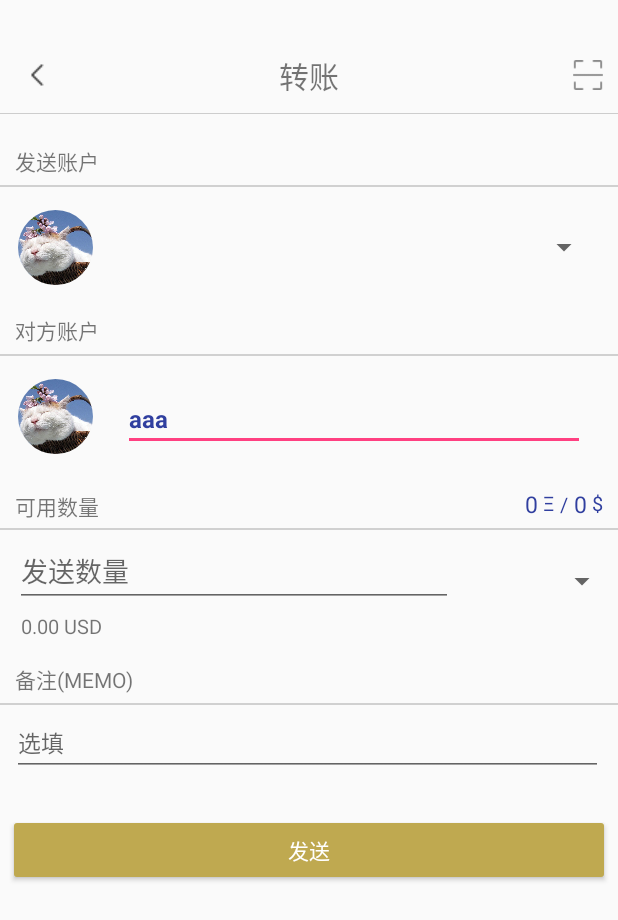
After one commit to reggie1996/DigitalWallet, an Android app: the SendActivity screen opened directly, with no data from a screen before it, on a phone screen of 412 x 824 dp. The commit adds this screen. Shown: the top 920 px of the screen. Run offline under Robolectric (Android 15) with nearby library versions, the phone set to English and light mode, and no system bars; our stand-ins replace ButterKnife, CircleImageView; libraries missing offline, so code that uses them is left out: com.gyf.barlibrary; 1 statement that could not run was skipped.

Commit message:
转收款界面

```diff
--- a/app/src/main/AndroidManifest.xml
+++ b/app/src/main/AndroidManifest.xml
@@ -16,7 +16,7 @@
         android:roundIcon="@mipmap/ic_launcher_round"
         android:supportsRtl="true"
         android:theme="@style/AppTheme">
-        <activity android:name=".Activity.MainActivity"/>
+        <activity android:name=".Activity.MainActivity" />
         <activity android:name=".Test.TestActivity">
             <intent-filter>
                 <action android:name="android.intent.action.MAIN" />
@@ -31,7 +31,9 @@
         <activity android:name=".ArcFace.DetecterActivity" />
         <activity android:name=".ArcFace.RegisterActivity" />
         <activity android:name=".ArcFace.PermissionAcitivity" />
-        <activity android:name=".Test.PagerActivity"></activity>
+        <activity android:name=".Test.PagerActivity" />
+        <activity android:name=".Activity.SendActivity" />
+        <activity android:name=".Activity.ReciveActivity"></activity>
     </application>
 
 </manifest>
--- /dev/null
+++ b/app/src/main/java/com/reggie/digitalwallet/Activity/ReciveActivity.java
@@ -0,0 +1,48 @@
+package com.reggie.digitalwallet.Activity;
+
+import android.app.Activity;
+import android.os.Bundle;
+import android.view.View;
+import android.widget.ImageView;
+
+import com.gyf.barlibrary.ImmersionBar;
+import com.reggie.digitalwallet.R;
+
+import butterknife.BindView;
+import butterknife.ButterKnife;
+import butterknife.OnClick;
+
+public class ReciveActivity extends Activity {
+
+    protected ImmersionBar mImmersionBar;
+    @BindView(R.id.iv_back)
+    ImageView iv_back;
+
+    @Override
+    protected void onCreate(Bundle savedInstanceState) {
+        super.onCreate(savedInstanceState);
+        setContentView(R.layout.activity_recive);
+        ButterKnife.bind(this);
+
+        mImmersionBar.with(this).transparentBar().statusBarDarkFont(true).init();
+    }
+
+    @Override
+    protected void onDestroy() {
+        super.onDestroy();
+        if (mImmersionBar != null)
+            mImmersionBar.destroy();
+    }
+
+
+    @OnClick(R.id.iv_back)
+    public void onClick(View v) {
+        switch (v.getId()) {
+            default:
+                break;
+            case R.id.iv_back:
+                finish();
+                break;
+        }
+    }
+}
--- /dev/null
+++ b/app/src/main/java/com/reggie/digitalwallet/Activity/SendActivity.java
@@ -0,0 +1,71 @@
+package com.reggie.digitalwallet.Activity;
+
+import android.app.Activity;
+import android.content.Intent;
+import android.os.Bundle;
+import android.view.View;
+import android.widget.Button;
+import android.widget.ImageView;
+import android.widget.Toast;
+
+import com.gyf.barlibrary.ImmersionBar;
+import com.reggie.digitalwallet.R;
+import com.reggie.digitalwallet.Test.TestData;
+
+import butterknife.BindView;
+import butterknife.ButterKnife;
+import butterknife.OnClick;
+
+public class SendActivity extends Activity {
+
+    protected ImmersionBar mImmersionBar;
+    @BindView(R.id.iv_back)
+    ImageView iv_back;
+    @BindView(R.id.iv_scan)
+    ImageView iv_scan;
+    @BindView(R.id.bt_send)
+    Button bt_send;
+
+    @Override
+    protected void onCreate(Bundle savedInstanceState) {
+        super.onCreate(savedInstanceState);
+        setContentView(R.layout.activity_send);
+        ButterKnife.bind(this);
+        mImmersionBar.with(this).transparentBar().statusBarDarkFont(true).init();
+    }
+
+    @Override
+    protected void onDestroy() {
+        super.onDestroy();
+        if (mImmersionBar != null)
+            mImmersionBar.destroy();
+    }
+
+    @OnClick({R.id.iv_back, R.id.iv_scan, R.id.bt_send})
+    public void onClick(View v) {
+        switch (v.getId()) {
+            default:
+                break;
+            case R.id.iv_back:
+                finish();
+                break;
+            case R.id.iv_scan:
+                startActivityForResult(new Intent(getApplicationContext(),QRCodeActivity.class),1);
+                break;
+            case R.id.bt_send:
+                send();
+                break;
+        }
+    }
+
+    @Override
+    protected void onActivityResult(int requestCode, int resultCode, Intent data) {
+        super.onActivityResult(requestCode, resultCode, data);
+        Toast.makeText(this,"扫描成功",Toast.LENGTH_LONG).show();
+
+    }
+
+    private void send(){
+        Toast.makeText(this,"发送",Toast.LENGTH_LONG).show();
+    }
+}
--- a/app/src/main/java/com/reggie/digitalwallet/Fragment/WalletFragment.java
+++ b/app/src/main/java/com/reggie/digitalwallet/Fragment/WalletFragment.java
@@ -2,6 +2,7 @@ package com.reggie.digitalwallet.Fragment;
 
 
 import android.content.Context;
+import android.content.Intent;
 import android.os.Bundle;
 import android.support.annotation.NonNull;
 import android.support.annotation.Nullable;
@@ -15,6 +16,8 @@ import android.widget.TextView;
 import android.widget.Toast;
 
 import com.bumptech.glide.Glide;
+import com.reggie.digitalwallet.Activity.ReciveActivity;
+import com.reggie.digitalwallet.Activity.SendActivity;
 import com.reggie.digitalwallet.Model.Wallet;
 import com.reggie.digitalwallet.R;
 
@@ -123,6 +126,7 @@ public class WalletFragment extends BaseFragment {
                 @Override
                 public void onClick(View view) {
                     Toast.makeText(getContext(), "转账" + index, Toast.LENGTH_LONG).show();
+                    startActivity(new Intent(getContext(), SendActivity.class));
                 }
             });
             //收款
@@ -130,6 +134,7 @@ public class WalletFragment extends BaseFragment {
                 @Override
                 public void onClick(View view) {
                     Toast.makeText(getContext(), "收款" + index, Toast.LENGTH_LONG).show();
+                    startActivity(new Intent(getContext(), ReciveActivity.class));
                 }
             });
 
--- /dev/null
+++ b/app/src/main/res/layout/activity_recive.xml
@@ -0,0 +1,70 @@
+<?xml version="1.0" encoding="utf-8"?>
+<LinearLayout
+    xmlns:android="http://schemas.android.com/apk/res/android"
+    xmlns:app="http://schemas.android.com/apk/res-auto"
+    android:layout_width="match_parent"
+    android:orientation="vertical"
+    android:layout_height="match_parent">
+
+
+    <Space
+        android:layout_width="match_parent"
+        android:layout_height="25dp" />
+
+
+    <FrameLayout
+        android:layout_width="match_parent"
+        android:layout_height="50dp">
+
+
+        <ImageView
+            android:id="@+id/iv_back"
+            android:layout_width="wrap_content"
+            android:layout_height="wrap_content"
+            android:layout_gravity="center|left"
+            android:src="@drawable/ic_back"
+            android:layout_marginLeft="20dp"/>
+
+        <TextView
+            android:layout_width="wrap_content"
+            android:layout_height="wrap_content"
+            android:text="收款"
+            android:textSize="20dp"
+            android:layout_gravity="center"/>
+
+    </FrameLayout>
+
+    <View
+        android:layout_width="match_parent"
+        android:layout_height="0.1dp"
+        android:background="@color/colorGray"/>
+
+    <LinearLayout
+        android:layout_width="match_parent"
+        android:layout_height="match_parent"
+        android:orientation="vertical"
+        android:layout_marginTop="20dp"
+        android:gravity="center_horizontal">
+
+        <EditText
+            android:layout_width="wrap_content"
+            android:layout_height="wrap_content"
+            android:hint="填写接收的数量"
+            android:textSize="15dp"/>
+
+        <ImageView
+            android:layout_width="200dp"
+            android:layout_height="200dp"
+            android:src="@mipmap/ic_launcher" />
+
+        <TextView
+            android:layout_width="wrap_content"
+            android:layout_height="wrap_content"
+            android:text="账户名：lll1"
+            android:layout_marginTop="10dp"/>
+
+    </LinearLayout>
+
+
+
+</LinearLayout>
--- /dev/null
+++ b/app/src/main/res/layout/activity_send.xml
@@ -0,0 +1,345 @@
+<?xml version="1.0" encoding="utf-8"?>
+<LinearLayout
+    xmlns:android="http://schemas.android.com/apk/res/android"
+    android:layout_width="match_parent"
+    android:orientation="vertical"
+    android:layout_height="match_parent">
+
+
+    <Space
+        android:layout_width="match_parent"
+        android:layout_height="25dp" />
+
+
+    <FrameLayout
+        android:layout_width="match_parent"
+        android:layout_height="50dp">
+
+
+        <ImageView
+            android:id="@+id/iv_back"
+            android:layout_width="wrap_content"
+            android:layout_height="wrap_content"
+            android:layout_gravity="center|left"
+            android:src="@drawable/ic_back"
+            android:layout_marginLeft="20dp"/>
+
+        <TextView
+            android:layout_width="wrap_content"
+            android:layout_height="wrap_content"
+            android:text="转账"
+            android:textSize="20dp"
+            android:layout_gravity="center"/>
+
+        <ImageView
+            android:id="@+id/iv_scan"
+            android:layout_width="20dp"
+            android:layout_height="20dp"
+            android:layout_gravity="right|center"
+            android:layout_marginRight="10dp"
+            android:src="@drawable/ic_scan" />
+    </FrameLayout>
+
+    <View
+        android:layout_width="match_parent"
+        android:layout_height="0.1dp"
+        android:background="@color/colorGray"/>
+
+    <ScrollView
+        android:layout_width="match_parent"
+        android:layout_height="match_parent">
+
+        <LinearLayout
+            android:layout_width="match_parent"
+            android:layout_height="wrap_content"
+            android:orientation="vertical"
+            android:layout_marginTop="5dp"
+            android:layout_marginBottom="10dp">
+
+            <TextView
+                android:text="发送账户"
+                android:layout_width="match_parent"
+                android:layout_height="wrap_content"
+                android:layout_marginTop="15dp"
+                android:layout_marginLeft="10dp"
+                android:layout_marginRight="10dp" />
+
+            <View
+                android:layout_width="match_parent"
+                android:layout_height="1dp"
+                android:layout_marginTop="5dp"
+                android:layout_marginBottom="5dp"
+                android:background="#7aa1a1a1" />
+
+            <LinearLayout
+                android:orientation="horizontal"
+                android:layout_marginLeft="12dp"
+                android:layout_marginRight="12dp"
+                android:layout_marginBottom="4dp"
+                android:layout_marginTop="10dp"
+                android:layout_width="match_parent"
+                android:layout_height="wrap_content">
+
+                <de.hdodenhof.circleimageview.CircleImageView
+                    android:id="@+id/fromicon"
+                    android:src="@mipmap/test"
+                    android:layout_width="50dp"
+                    android:layout_marginRight="10dp"
+                    android:layout_height="50dp" />
+
+                <Spinner
+                    android:id="@+id/spinner"
+                    android:layout_width="match_parent"
+                    android:layout_gravity="center_vertical"
+                    style="?android:attr/textViewStyle"
+                    android:layout_height="wrap_content" />
+
+            </LinearLayout>
+
+            <TextView
+                android:text="对方账户"
+                android:layout_width="match_parent"
+                android:layout_height="wrap_content"
+                android:layout_marginTop="15dp"
+                android:layout_marginLeft="10dp"
+                android:layout_marginRight="10dp" />
+
+            <View
+                android:layout_width="match_parent"
+                android:layout_height="1dp"
+                android:layout_marginTop="5dp"
+                android:layout_marginBottom="5dp"
+                android:background="#7aa1a1a1" />
+
+
+            <LinearLayout
+                android:orientation="horizontal"
+                android:layout_marginLeft="12dp"
+                android:layout_marginRight="12dp"
+                android:layout_marginBottom="4dp"
+                android:layout_marginTop="10dp"
+                android:layout_width="match_parent"
+                android:layout_height="wrap_content">
+
+                <de.hdodenhof.circleimageview.CircleImageView
+                    android:id="@+id/toicon"
+                    android:layout_width="50dp"
+                    android:layout_marginRight="10dp"
+                    android:layout_height="50dp"
+                    android:src="@mipmap/test"/>
+
+                <LinearLayout
+                    android:orientation="vertical"
+                    android:layout_width="match_parent"
+                    android:layout_height="match_parent">
+
+                    <EditText
+                        android:id="@+id/toName"
+                        android:text="aaa"
+                        android:layout_width="match_parent"
+                        android:layout_height="wrap_content"
+                        android:layout_marginTop="5dp"
+                        android:layout_marginLeft="10dp"
+                        android:textSize="16sp"
+                        android:textStyle="bold"
+                        android:textColor="@color/colorPrimaryDark"
+                        android:layout_marginRight="10dp" />
+                </LinearLayout>
+            </LinearLayout>
+
+
+            <LinearLayout
+                android:orientation="horizontal"
+                android:layout_marginTop="15dp"
+                android:layout_marginLeft="10dp"
+                android:layout_marginRight="10dp"
+                android:layout_width="match_parent"
+                android:layout_height="wrap_content">
+
+                <TextView
+                    android:layout_width="0dp"
+                    android:layout_height="wrap_content"
+                    android:layout_gravity="center_vertical"
+                    android:layout_marginTop="3dp"
+                    android:layout_weight="2"
+
+                    android:gravity="left"
+                    android:text="可用数量"
+                    android:textSize="14sp" />
+
+                <LinearLayout
+                    android:layout_width="wrap_content"
+                    android:layout_height="wrap_content"
+                    android:layout_marginTop="3dp"
+                    android:orientation="horizontal">
+
+                    <LinearLayout
+                        android:layout_width="match_parent"
+                        android:layout_height="match_parent"
+                        android:layout_gravity="left"
+                        android:layout_weight="1"
+                        android:gravity="center"
+                        android:orientation="horizontal">
+
+                        <TextView
+                            android:id="@+id/ethAvailable"
+                            android:layout_width="wrap_content"
+                            android:layout_height="wrap_content"
+                            android:layout_marginRight="3dp"
+                            android:gravity="right"
+                            android:text="0"
+                            android:textColor="@color/colorPrimaryDark"
+                            android:textSize="15sp" />
+
+                        <TextView
+                            android:layout_width="wrap_content"
+                            android:layout_height="wrap_content"
+                            android:gravity="right"
+                            android:text="Ξ"
+                            android:textColor="@color/colorPrimaryDark"
+                            android:textSize="13sp" />
+                    </LinearLayout>
+
+                    <TextView
+                        android:layout_width="wrap_content"
+                        android:layout_height="wrap_content"
+                        android:layout_marginLeft="4dp"
+                        android:layout_marginRight="4dp"
+                        android:layout_marginTop="1dp"
+                        android:textColor="@color/colorPrimaryDark"
+                        android:textSize="13sp"
+                        android:text="/" />
+
+                    <LinearLayout
+                        android:layout_width="match_parent"
+                        android:layout_height="match_parent"
+                        android:layout_gravity="right"
+                        android:layout_weight="1"
+                        android:gravity="right"
+                        android:orientation="horizontal">
+
+                        <TextView
+                            android:id="@+id/ethAvailableFiat"
+                            android:layout_width="wrap_content"
+                            android:layout_height="wrap_content"
+                            android:layout_marginRight="3dp"
+                            android:gravity="right"
+                            android:text="0"
+                            android:textColor="@color/colorPrimaryDark"
+                            android:textSize="15sp" />
+
+                        <TextView
+                            android:id="@+id/ethAvailableFiatSymbol"
+                            android:layout_width="wrap_content"
+                            android:layout_height="wrap_content"
+                            android:layout_gravity="center_vertical"
+                            android:gravity="right"
+                            android:text="$"
+                            android:textColor="@color/colorPrimaryDark"
+                            android:textSize="13sp" />
+                    </LinearLayout>
+                </LinearLayout>
+
+            </LinearLayout>
+
+            <View
+                android:id="@+id/view"
+                android:layout_width="match_parent"
+                android:layout_height="1dp"
+                android:layout_marginBottom="3dp"
+                android:layout_marginTop="5dp"
+                android:layout_weight="1"
+                android:background="#7aa1a1a1" />
+
+            <LinearLayout
+                android:layout_width="match_parent"
+                android:layout_height="match_parent"
+                android:orientation="horizontal">
+
+                <LinearLayout
+                    android:layout_width="0dp"
+                    android:layout_height="wrap_content"
+                    android:layout_weight="1"
+                    android:layout_marginLeft="10dp"
+                    android:orientation="vertical">
+
+                    <EditText
+                        android:id="@+id/amount"
+                        android:layout_width="match_parent"
+                        android:layout_height="wrap_content"
+                        android:layout_marginRight="10dp"
+                        android:layout_weight="1"
+                        android:hint="发送数量"
+                        android:inputType="numberDecimal"
+                        android:maxLines="1" />
+
+                    <TextView
+                        android:id="@+id/usdPrice"
+                        android:layout_width="match_parent"
+                        android:layout_height="wrap_content"
+                        android:layout_marginLeft="4dp"
+                        android:layout_marginTop="3dp"
+                        android:layout_weight="1"
+                        android:gravity="left"
+                        android:text="0.00 USD"
+                        android:textSize="13sp" />
+                </LinearLayout>
+
+                <Spinner
+                    android:id="@+id/currency_spinner"
+                    android:layout_width="100dp"
+                    android:layout_height="37dp"
+                    android:layout_marginBottom="4dp"
+                    android:layout_gravity="center_vertical"
+                    android:dropDownWidth="match_parent" />
+
+            </LinearLayout>
+
+
+            <TextView
+                android:text="备注(MEMO)"
+                android:layout_width="match_parent"
+                android:layout_height="wrap_content"
+                android:layout_marginTop="15dp"
+                android:layout_marginLeft="10dp"
+                android:layout_marginRight="10dp" />
+
+            <View
+                android:layout_width="match_parent"
+                android:layout_height="1dp"
+                android:layout_marginBottom="3dp"
+                android:layout_marginTop="5dp"
+                android:layout_weight="1"
+                android:background="#7aa1a1a1" />
+
+
+            <EditText
+                android:layout_width="match_parent"
+                android:layout_height="wrap_content"
+                android:layout_marginLeft="8dp"
+                android:layout_marginRight="10dp"
+                android:textSize="15dp"
+                android:hint="选填"
+                android:maxLines="2" />
+
+            <Space
+                android:layout_width="match_parent"
+                android:layout_height="20dp" />
+
+
+            <Button
+                android:id="@+id/bt_send"
+                android:layout_width="match_parent"
+                android:layout_height="match_parent"
+                android:backgroundTint="@color/colorGold1"
+                android:textColor="#FFFFFF"
+                android:layout_marginTop="5dp"
+                android:layout_marginLeft="5dp"
+                android:layout_marginRight="5dp"
+                android:text="发送" />
+        </LinearLayout>
+
+    </ScrollView>
+
+
+</LinearLayout>
```
Also changed, not shown: app/src/main/res/drawable/ic_scan.png (added).
